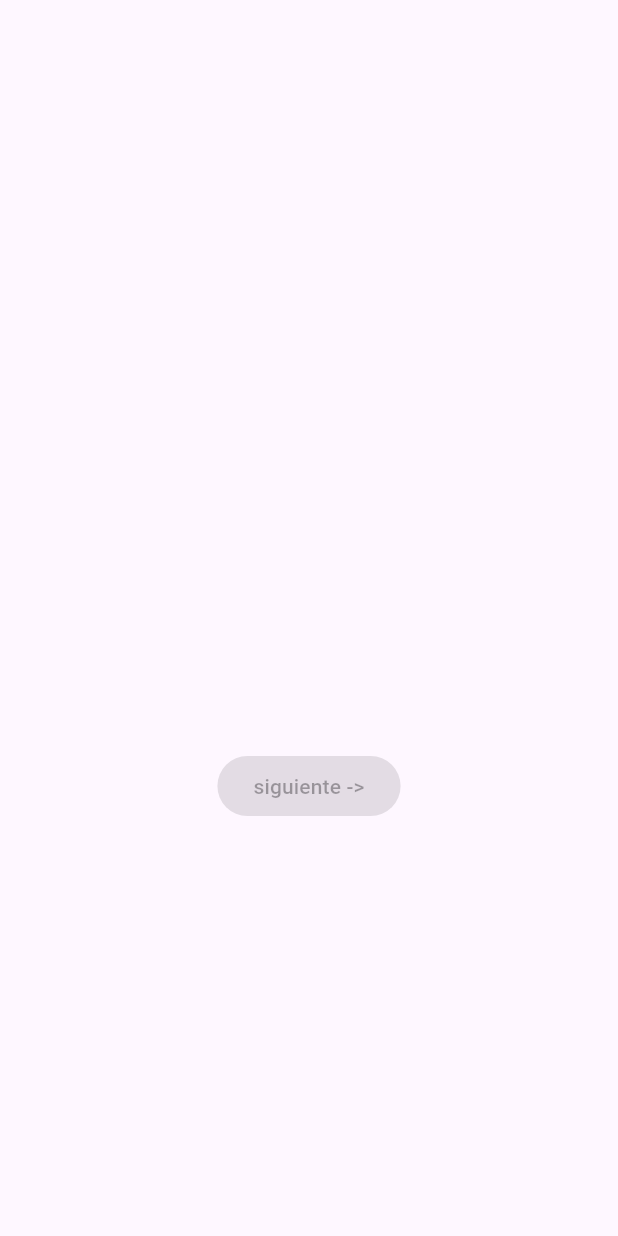
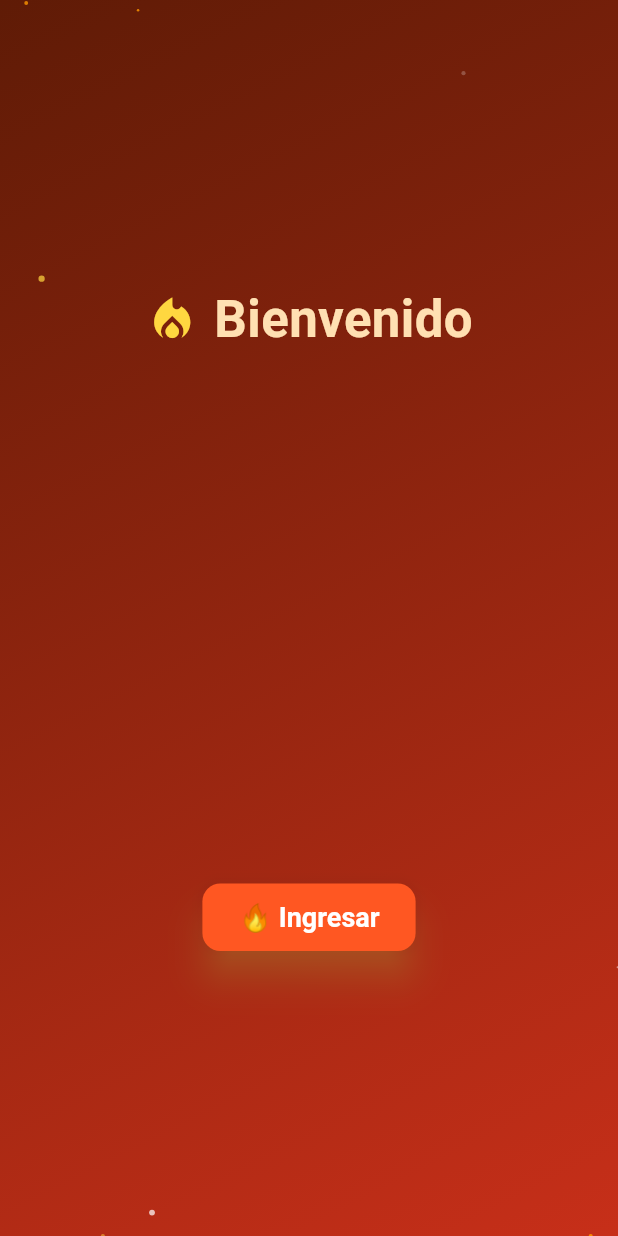
Before and after one commit to lumendozu/Proyecto_Analisis, a Flutter app: the screen it shows after launch, on a phone screen of 412 x 824 dp. Run offline on Flutter 3.47's test engine with Material 3 defaults, Android fonts, the phone set to English and light mode, and no system bars.

Commit message:
Agrego nuevas carpetas y modifico archivos para la vista inicial

```diff
--- /dev/null
+++ b/lib/animations/particle.dart
@@ -0,0 +1,24 @@
+import 'dart:ui';
+
+class Particle {
+  Offset position;
+  Offset velocity;
+  double size;
+  Color color;
+  double life;
+
+  Particle({
+    required this.position,
+    required this.velocity,
+    required this.size,
+    required this.color,
+    required this.life,
+  });
+
+  void update() {
+    position += velocity;
+    life -= 0.008;
+  }
+
+  bool get isAlive => life > 0;
+}
--- /dev/null
+++ b/lib/animations/particle_animation.dart
@@ -0,0 +1,124 @@
+import 'package:flutter/material.dart';
+import 'dart:math';
+import 'particle.dart';
+import 'particle_painter.dart';
+
+class ParticleAnimation extends StatefulWidget {
+  final Widget child;
+
+  const ParticleAnimation({super.key, required this.child});
+
+  @override
+  State<ParticleAnimation> createState() => _ParticleAnimationState();
+}
+
+class _ParticleAnimationState extends State<ParticleAnimation>
+    with SingleTickerProviderStateMixin {
+  late AnimationController _controller;
+  List<Particle> particles = [];
+  final Random random = Random();
+
+  @override
+  void initState() {
+    super.initState();
+    _controller = AnimationController(
+      duration: const Duration(days: 365),
+      vsync: this,
+    )..addListener(_updateParticles)
+     ..repeat();
+  }
+
+  void _updateParticles() {
+    setState(() {
+      if (random.nextDouble() < 0.3) {
+        particles.add(_generateParticle());
+      }
+
+      particles = particles.where((p) => p.isAlive).toList();
+      for (var p in particles) {
+        p.update();
+      }
+    });
+  }
+
+  Particle _generateParticle() {
+    double x, y;
+    int side = random.nextInt(4);
+    switch (side) {
+      case 0: x = 0; y = random.nextDouble(); break;
+      case 1: x = 1; y = random.nextDouble(); break;
+      case 2: x = random.nextDouble(); y = 0; break;
+      default: x = random.nextDouble(); y = 1; break;
+    }
+
+    final colors = [
+      Colors.deepOrangeAccent.withOpacity(0.7),
+      Colors.amberAccent.withOpacity(0.7),
+      Colors.orange.withOpacity(0.6),
+      Colors.redAccent.withOpacity(0.5),
+      Colors.white.withOpacity(0.4),
+    ];
+
+    final velocity = Offset(
+      (random.nextDouble() - 0.5) * 0.004,
+      (random.nextDouble() - 0.5) * 0.004,
+    );
+
+    return Particle(
+      position: Offset(x, y),
+      velocity: velocity,
+      size: random.nextDouble() * 2 + 0.5,
+      color: colors[random.nextInt(colors.length)],
+      life: random.nextDouble() * 3 + 1,
+    );
+  }
+
+  LinearGradient _buildAnimatedGradient(double value) {
+    return LinearGradient(
+      colors: [
+        Color.lerp(Colors.deepOrange[900], Colors.black, value)!,
+        Color.lerp(Colors.red[900], Colors.deepOrange[800], 1 - value)!,
+      ],
+      begin: Alignment.topLeft,
+      end: Alignment.bottomRight,
+    );
+  }
+
+  @override
+  void dispose() {
+    _controller.dispose();
+    super.dispose();
+  }
+
+  @override
+  Widget build(BuildContext context) {
+    return AnimatedBuilder(
+      animation: _controller,
+      builder: (context, child) {
+        return LayoutBuilder(
+          builder: (context, constraints) {
+            return Container(
+              decoration: BoxDecoration(
+                gradient: _buildAnimatedGradient(
+                  sin(_controller.value * 2 * pi) * 0.5 + 0.5,
+                ),
+              ),
+              child: Stack(
+                children: [
+                  CustomPaint(
+                    painter: ParticlePainter(
+                      particles,
+                      constraints.maxWidth,
+                      constraints.maxHeight,
+                    ),
+                  ),
+                  widget.child,
+                ],
+              ),
+            );
+          },
+        );
+      },
+    );
+  }
+}
--- /dev/null
+++ b/lib/animations/particle_painter.dart
@@ -0,0 +1,26 @@
+import 'package:flutter/material.dart';
+import 'particle.dart';
+
+class ParticlePainter extends CustomPainter {
+  final List<Particle> particles;
+  final double width;
+  final double height;
+
+  ParticlePainter(this.particles, this.width, this.height);
+
+  @override
+  void paint(Canvas canvas, Size size) {
+    final paint = Paint();
+    for (final p in particles) {
+      if (p.size > 0 && p.life > 0) {
+        final dx = (p.position.dx * width).clamp(0.0, width);
+        final dy = (p.position.dy * height).clamp(0.0, height);
+        paint.color = p.color.withOpacity((p.life / 4).clamp(0.0, 1.0));
+        canvas.drawCircle(Offset(dx, dy), p.size, paint);
+      }
+    }
+  }
+
+  @override
+  bool shouldRepaint(CustomPainter oldDelegate) => true;
+}
--- a/lib/main.dart
+++ b/lib/main.dart
@@ -1,4 +1,5 @@
 import 'package:flutter/material.dart';
+import 'animations/particle_animation.dart';
 
 void main() {
   runApp(const MyApp());
@@ -10,26 +11,68 @@ class MyApp extends StatelessWidget {
   @override
   Widget build(BuildContext context) {
     return MaterialApp(
-      title: 'Flutter Básico',
       debugShowCheckedModeBanner: false,
+      theme: ThemeData.dark(),
       home: const Scaffold(
-        body: SizedBox.expand( // <- fuerza a ocupar todo el espacio
-          child: Column(
-            children: [
-              SizedBox(height: 500), // posición vertical del botón
-              Row(
-                mainAxisAlignment: MainAxisAlignment.center, // centrado horizontal
-                children: [
-                  ElevatedButton(
-                    onPressed: null,
-                    child: Text('siguiente ->'),
-                  ),
-                ],
-              ),
-            ],
+        body: ParticleAnimation(
+          child: Center(
+            child: WelcomeContent(),
           ),
         ),
       ),
     );
   }
 }
+
+class WelcomeContent extends StatelessWidget {
+  const WelcomeContent({super.key});
+
+  @override
+  Widget build(BuildContext context) {
+    return Column(
+      mainAxisAlignment: MainAxisAlignment.center,
+      children: [
+        Row(
+          mainAxisSize: MainAxisSize.min,
+          children: [
+            Icon(Icons.local_fire_department,
+                color: Colors.amberAccent, size: 36),
+            const SizedBox(width: 10),
+            Text(
+              "Bienvenido",
+              style: TextStyle(
+                fontSize: 34,
+                color: Colors.orange[100],
+                fontWeight: FontWeight.bold,
+              ),
+            ),
+          ],
+        ),
+        const SizedBox(height: 350),
+        ElevatedButton(
+          onPressed: () {},
+          style: ElevatedButton.styleFrom(
+            backgroundColor: Colors.deepOrangeAccent,
+            foregroundColor: Colors.white,
+            padding: const EdgeInsets.symmetric(horizontal: 24, vertical: 12),
+            textStyle: const TextStyle(
+                fontSize: 18, fontWeight: FontWeight.bold),
+            shape: RoundedRectangleBorder(
+              borderRadius: BorderRadius.circular(12),
+            ),
+            shadowColor: Colors.orangeAccent,
+            elevation: 10,
+          ).copyWith(
+            backgroundColor: MaterialStateProperty.resolveWith((states) {
+              if (states.contains(MaterialState.hovered)) {
+                return Colors.redAccent;
+              }
+              return Colors.deepOrange;
+            }),
+          ),
+          child: const Text('🔥 Ingresar'),
+        ),
+      ],
+    );
+  }
+}
```
Also changed, not shown: pubspec.yaml (+3 -69 lines), assets/images/imagenjola.jpg (added).
